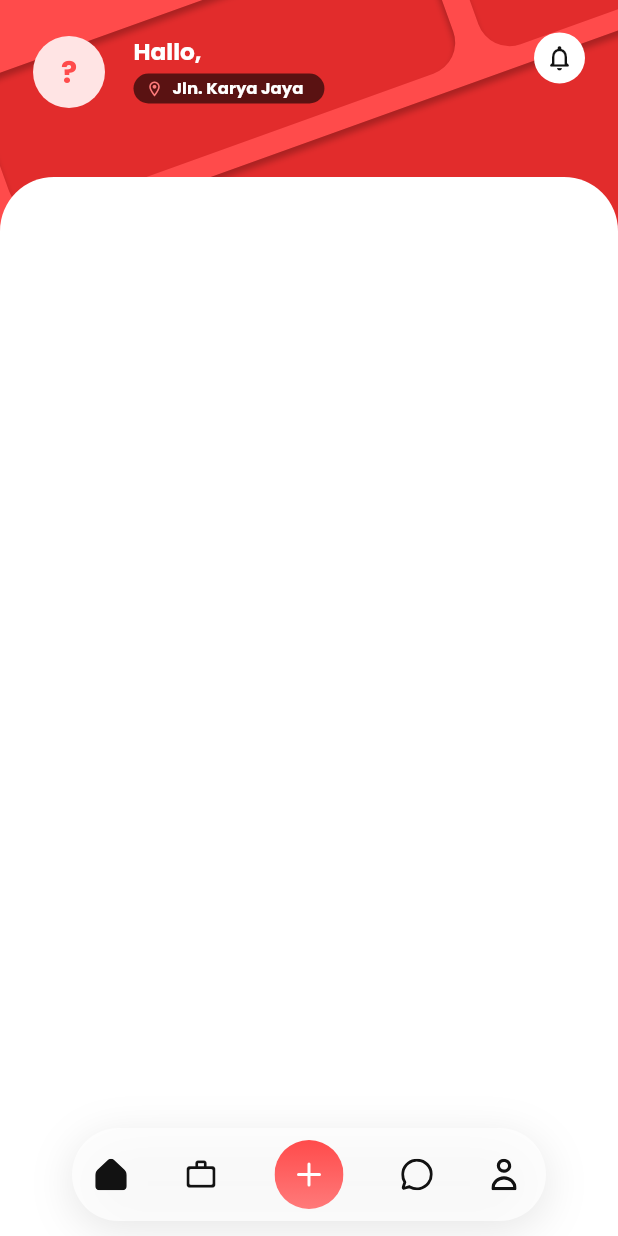
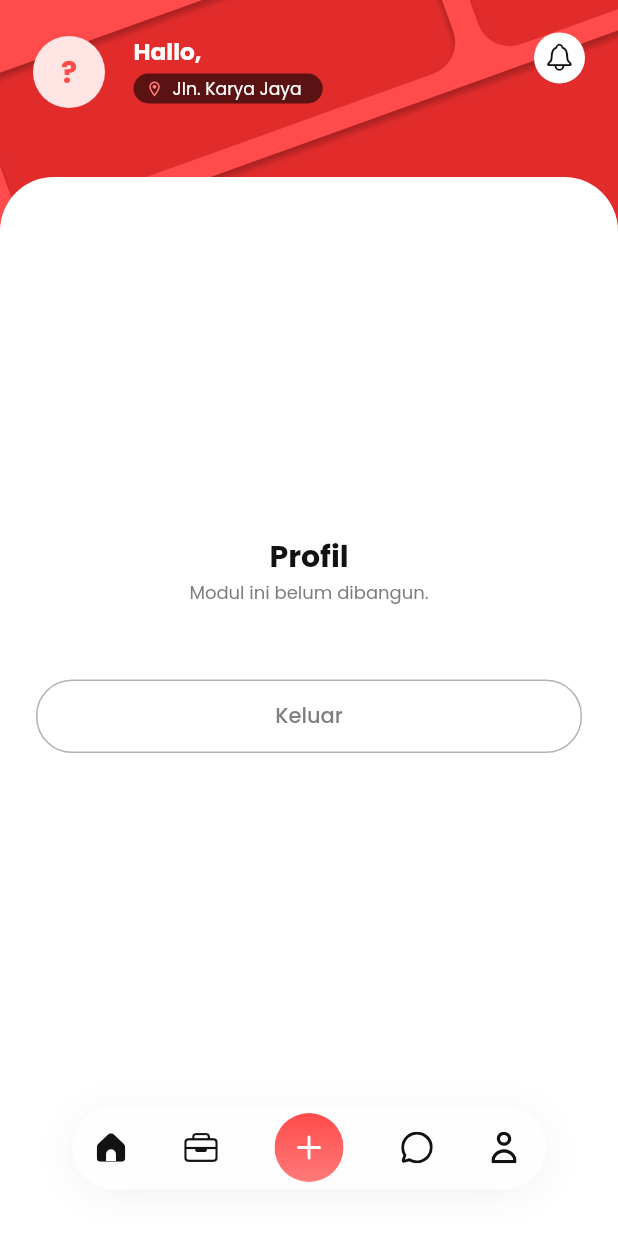
Before and after one commit to kaisaaru/tolongindong, a Flutter app: the HomePage screen opened directly with empty values, item 5 of the bottom bar chosen, on a phone screen of 412 x 824 dp. Run offline on Flutter 3.47's test engine with Material 3 defaults, Android fonts, the light colour scheme and no system bars; our stand-ins replace dio, flutter_secure_storage, flutter_svg, google_fonts, shared_preferences; accounts and stored records are empty; network calls fail.

Commit message:
refactor: update home assets and navigation components
- Updated icons for household and laundry categories.
- Refined home assets documentation for clarity.
- Adjusted layout metrics for improved UI consistency.
- Enhanced home page structure with proper positioning of header.
- Modified bottom navigation to use Cupertino icons and improved styling.
- Removed obsolete render test for home page.

```diff
--- a/apps/mobile/lib/features/home/home_assets.dart
+++ b/apps/mobile/lib/features/home/home_assets.dart
@@ -2,41 +2,41 @@
 
 /// Pemetaan aset beranda.
 ///
-/// Ilustrasi kategori aslinya satu lembar sprite 1536x1024 berisi enam ikon
-/// (`Group 56.svg`, `Group 56-1.svg`, `Rectangle 22518.svg`,
-/// `Rectangle 22518-1.svg`, dan `Rectangle 22520.svg` semuanya memuat lembar
-/// yang sama, masing-masing ~1,5 MB). Latar kotak-kotak "transparan" di lembar
-/// itu ternyata piksel sungguhan, jadi kartu-kartunya sudah dipotong ulang ke
-/// `assets/icons/categories/` dengan latar yang benar-benar transparan.
+/// Ilustrasi kategori di `assets/icons/categories/` dipotong dari satu lembar
+/// sprite ekspor Figma berisi enam ikon. Latar kotak-kotak "transparan" di
+/// lembar itu ternyata piksel sungguhan, jadi saat dipotong latarnya dibuat
+/// benar-benar transparan. Berkas sprite aslinya (~10 MB) sudah dihapus.
 class HomeAssets {
   const HomeAssets._();
 
   /// Ilustrasi kategori, dikunci ke `code` dari backend — bukan ke nama
   /// tampilan, supaya tidak rusak kalau admin mengubah nama kategori.
   ///
-  /// Catatan: di desain, **Laundry** memakai keranjang dan **Household**
-  /// memakai mesin cuci. Pemetaan ini mengikuti desain.
+  /// Laundry = mesin cuci, Household = keranjang berisi deterjen dan tisu.
+  /// Label di Figma untuk dua ubin ini tertukar, jadi jangan dicocokkan ke
+  /// label di desain.
   static const _categoryIcons = <String, String>{
     'food_run': 'assets/icons/categories/ic_food_run.png',
     'delivery': 'assets/icons/categories/ic_delivery.png',
     'moving': 'assets/icons/categories/ic_moving.png',
     'personal': 'assets/icons/categories/ic_personal.png',
+    'household': 'assets/icons/categories/ic_household.png',
     'laundry': 'assets/icons/categories/ic_laundry.png',
-    'household': 'assets/icons/categories/ic_household.png',
   };
 
   /// Null berarti belum ada ilustrasinya — ubin menggambar penanda.
   static String? categoryIcon(String code) => _categoryIcons[code];
 
-  /// Urutan tampil mengikuti desain (Laundry sebelum Household), yang berbeda
-  /// dari urutan id di backend. Kode yang tidak dikenal ditaruh paling akhir.
+  /// Urutan tampil sesuai FR-HLP-001 (Household sebelum Laundry). Ditulis
+  /// eksplisit supaya tidak bergantung pada urutan balasan server. Kode yang
+  /// tidak dikenal ditaruh paling akhir.
   static const displayOrder = [
     'food_run',
     'delivery',
     'moving',
     'personal',
+    'household',
     'laundry',
-    'household',
   ];
 
   static int orderOf(String code) {
--- a/apps/mobile/lib/features/home/home_metrics.dart
+++ b/apps/mobile/lib/features/home/home_metrics.dart
@@ -15,7 +15,7 @@
   static const avatarTextGap = 19.0;
   static const greetingSize = 15.5;
   static const greetingPillGap = 7.0;
-  static const locationSize = 11.0;
+  static const locationSize = 11.5;
   static const bellSize = 34.0;
 
   /// Lonceng di desain 9 dp lebih tinggi dari garis tengah avatar.
@@ -70,8 +70,8 @@
 
   // ── Navigasi bawah ────────────────────────────────────────────────────
   static const navWidth = 316.0;
-  static const navHeight = 62.0;
-  static const navBottomGap = 10.0;
+  static const navHeight = 56.0;
+  static const navBottomGap = 31.0; // minimal; ikut safe area kalau lebih besar
   static const navFabSize = 46.0;
 
   /// Pusat tiap ikon relatif terhadap pusat bilah: Beranda, Cari Helper,
--- a/apps/mobile/lib/features/home/home_page.dart
+++ b/apps/mobile/lib/features/home/home_page.dart
@@ -86,11 +86,20 @@
         backgroundColor: AppColors.light,
         // Konten menggulir di balik bilah navigasi yang mengambang.
         extendBody: true,
+        // Semua anak diposisikan, jadi Stack mengambil ukuran layar penuh.
+        // Kalau header dibiarkan tidak diposisikan, tinggi Stack ikut tinggi
+        // header dan lembar putih di bawahnya terpotong.
         body: Stack(
+          fit: StackFit.expand,
           children: [
-            HomeHeader(
-              user: _user,
-              onNotificationTap: () => _soon('Notifikasi'),
+            Positioned(
+              top: 0,
+              left: 0,
+              right: 0,
+              child: HomeHeader(
+                user: _user,
+                onNotificationTap: () => _soon('Notifikasi'),
+              ),
             ),
             Positioned.fill(
               top: sheetTop,
@@ -257,7 +266,7 @@
       child: Row(
         children: [
           const Icon(Icons.search_rounded, color: AppColors.textSecondary, size: 18),
-          const SizedBox(width: 14),
+          const SizedBox(width: 10),
           Expanded(
             child: TextField(
               textAlignVertical: TextAlignVertical.center,
--- a/apps/mobile/lib/features/home/widgets/home_bottom_nav.dart
+++ b/apps/mobile/lib/features/home/widgets/home_bottom_nav.dart
@@ -1,5 +1,7 @@
+import 'dart:math' as math;
 import 'dart:ui' show ImageFilter;
 
+import 'package:flutter/cupertino.dart' show CupertinoIcons;
 import 'package:flutter/material.dart';
 import 'package:flutter_svg/flutter_svg.dart';
 
@@ -31,23 +33,30 @@
   /// Ruang yang perlu disisakan konten di bawahnya supaya item terakhir
   /// tidak tertutup bilah ini.
   static double clearanceOf(BuildContext context) =>
-      MediaQuery.paddingOf(context).bottom +
-      HomeMetrics.navBottomGap +
+      math.max(MediaQuery.paddingOf(context).bottom, HomeMetrics.navBottomGap) +
       HomeMetrics.navHeight +
       16;
 
   static const _radius = HomeMetrics.navHeight / 2;
+
+  // Di desain semua ikon berwarna gelap; tab aktif (Beranda) dibedakan oleh
+  // ikonnya yang terisi, bukan oleh warna.
+  static const _iconColor = AppColors.textPrimary;
 
   @override
   Widget build(BuildContext context) {
     const center = HomeMetrics.navWidth / 2;
     final offsets = HomeMetrics.navIconOffsets;
 
-    final items = [
-      (HomeTab.beranda, HomeAssets.navHome, null, 'Beranda'),
-      (HomeTab.cariHelper, null, Icons.work_outline_rounded, 'Cari Helper'),
-      (HomeTab.percakapan, HomeAssets.navChat, null, 'Percakapan'),
-      (HomeTab.profil, HomeAssets.navProfile, null, 'Profil'),
+    final items = <(HomeTab, Widget, String)>[
+      (HomeTab.beranda, const _HomeIcon(), 'Beranda'),
+      (
+        HomeTab.cariHelper,
+        const Icon(CupertinoIcons.briefcase, size: 24, color: _iconColor),
+        'Cari Helper',
+      ),
+      (HomeTab.percakapan, const _SvgIcon(HomeAssets.navChat), 'Percakapan'),
+      (HomeTab.profil, const _SvgIcon(HomeAssets.navProfile), 'Profil'),
     ];
 
     return SafeArea(
@@ -60,9 +69,9 @@
             borderRadius: BorderRadius.circular(_radius),
             boxShadow: [
               BoxShadow(
-                color: Colors.black.withValues(alpha: 0.10),
-                blurRadius: 24,
-                offset: const Offset(0, 6),
+                color: Colors.black.withValues(alpha: 0.05),
+                blurRadius: 20,
+                offset: const Offset(0, 4),
               ),
             ],
           ),
@@ -73,7 +82,7 @@
               child: Container(
                 width: HomeMetrics.navWidth,
                 height: HomeMetrics.navHeight,
-                color: AppColors.light.withValues(alpha: 0.72),
+                color: AppColors.light.withValues(alpha: 0.8),
                 child: Stack(
                   children: [
                     for (var i = 0; i < items.length; i++)
@@ -81,9 +90,8 @@
                         centerX: center + offsets[i],
                         size: 44,
                         child: _NavItem(
-                          asset: items[i].$2,
-                          fallbackIcon: items[i].$3,
-                          label: items[i].$4,
+                          icon: items[i].$2,
+                          label: items[i].$3,
                           onTap: () => onSelected(items[i].$1),
                         ),
                       ),
@@ -106,8 +114,7 @@
     required double centerX,
     required double size,
     required Widget child,
-  }) =>
-      Positioned(
+  }) => Positioned(
     left: centerX - size / 2,
     top: (HomeMetrics.navHeight - size) / 2,
     width: size,
@@ -118,32 +125,17 @@
 
 class _NavItem extends StatelessWidget {
   const _NavItem({
-    required this.asset,
-    required this.fallbackIcon,
+    required this.icon,
     required this.label,
     required this.onTap,
   });
 
-  final String? asset;
-  final IconData? fallbackIcon;
+  final Widget icon;
   final String label;
   final VoidCallback onTap;
 
-  // Di desain semua ikon berwarna gelap; tab aktif (Beranda) dibedakan
-  // oleh bentuk ikonnya yang terisi, bukan oleh warna.
-  static const _color = AppColors.textPrimary;
-
   @override
   Widget build(BuildContext context) {
-    final path = asset;
-    final icon = path != null
-        ? SvgPicture.asset(
-            path,
-            height: 21,
-            colorFilter: const ColorFilter.mode(_color, BlendMode.srcIn),
-          )
-        : Icon(fallbackIcon, size: 23, color: _color);
-
     return Semantics(
       button: true,
       label: label,
@@ -151,6 +143,80 @@
         onTap: onTap,
         radius: 22,
         child: Center(child: icon),
+      ),
+    );
+  }
+}
+
+class _SvgIcon extends StatelessWidget {
+  const _SvgIcon(this.asset);
+
+  final String asset;
+
+  @override
+  Widget build(BuildContext context) {
+    return SvgPicture.asset(
+      asset,
+      height: 21,
+      colorFilter: const ColorFilter.mode(
+        HomeBottomNav._iconColor,
+        BlendMode.srcIn,
+      ),
+    );
+  }
+}
+
+/// Ikon Beranda: rumah terisi dengan pintu melengkung di tengah bawah.
+///
+/// `Vector.svg` hanya berisi siluet rumahnya — pintu di desain adalah layer
+/// terpisah yang tidak ikut terekspor, jadi digambar di sini dengan ukuran
+/// hasil pengukuran (rumah 18,6 x 18 dp, pintu 6,6 x 7,8 dp).
+class _HomeIcon extends StatelessWidget {
+  const _HomeIcon();
+
+  static const _size = 19.0;
+
+  @override
+  Widget build(BuildContext context) {
+    return SizedBox.square(
+      dimension: _size,
+      child: Stack(
+        children: [
+          const _SvgIconSized(HomeAssets.navHome, _size),
+          Positioned(
+            // Viewbox 21 menyisakan 0,5 di tepi; alas rumah di 20,5/21.
+            bottom: _size * 0.5 / 21,
+            left: (_size - 6.6) / 2,
+            width: 6.6,
+            height: 7.8,
+            child: const DecoratedBox(
+              decoration: BoxDecoration(
+                color: AppColors.light,
+                borderRadius: BorderRadius.vertical(top: Radius.circular(3.3)),
+              ),
+            ),
+          ),
+        ],
+      ),
+    );
+  }
+}
+
+class _SvgIconSized extends StatelessWidget {
+  const _SvgIconSized(this.asset, this.size);
+
+  final String asset;
+  final double size;
+
+  @override
+  Widget build(BuildContext context) {
+    return SvgPicture.asset(
+      asset,
+      width: size,
+      height: size,
+      colorFilter: const ColorFilter.mode(
+        HomeBottomNav._iconColor,
+        BlendMode.srcIn,
       ),
     );
   }
--- a/apps/mobile/lib/features/home/widgets/home_header.dart
+++ b/apps/mobile/lib/features/home/widgets/home_header.dart
@@ -1,5 +1,6 @@
 import 'dart:math' as math;
 
+import 'package:flutter/cupertino.dart' show CupertinoIcons;
 import 'package:flutter/material.dart';
 
 import '../../../models/auth_user.dart';
@@ -271,7 +272,7 @@
               overflow: TextOverflow.ellipsis,
               style: AppTypography.style(
                 size: HomeMetrics.locationSize,
-                weight: AppTypography.bold,
+                weight: AppTypography.regular,
                 color: AppColors.light,
               ),
             ),
@@ -301,9 +302,10 @@
           child: Stack(
             alignment: Alignment.center,
             children: [
+              // Garis tipis seperti desain; ikon Material terlalu tebal.
               const Icon(
-                Icons.notifications_none_rounded,
-                size: 20,
+                CupertinoIcons.bell,
+                size: 21,
                 color: AppColors.textPrimary,
               ),
               // Badge dot merah kalau ada notifikasi belum dibaca (FR-NOT-001).
```
Also changed, not shown: apps/mobile/assets/icons/Group 56-1.svg (deleted), apps/mobile/assets/icons/Group 56.svg (deleted), apps/mobile/assets/icons/Rectangle 22518-1.svg (deleted), apps/mobile/assets/icons/Rectangle 22518.svg (deleted), apps/mobile/assets/icons/Rectangle 22520-1.svg (deleted), apps/mobile/assets/icons/Rectangle 22520.svg (deleted), apps/mobile/assets/icons/categories/ic_household.png, apps/mobile/assets/icons/categories/ic_laundry.png, 1 other file. Lines whose indentation alone changed are shown as unchanged.
